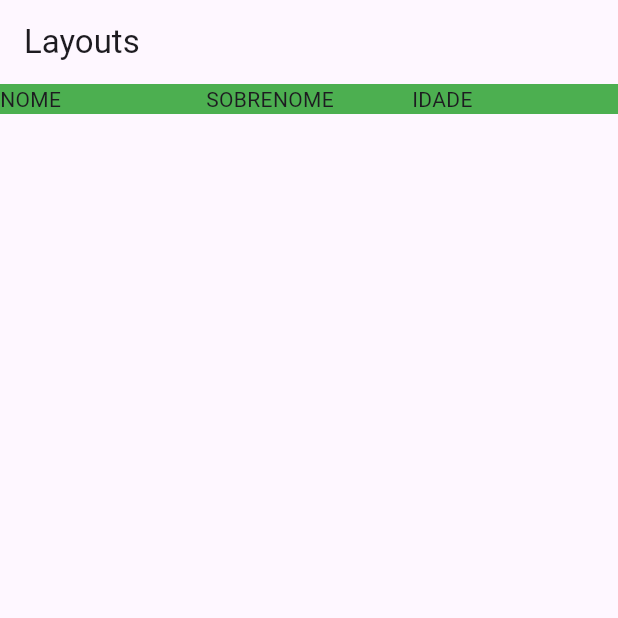
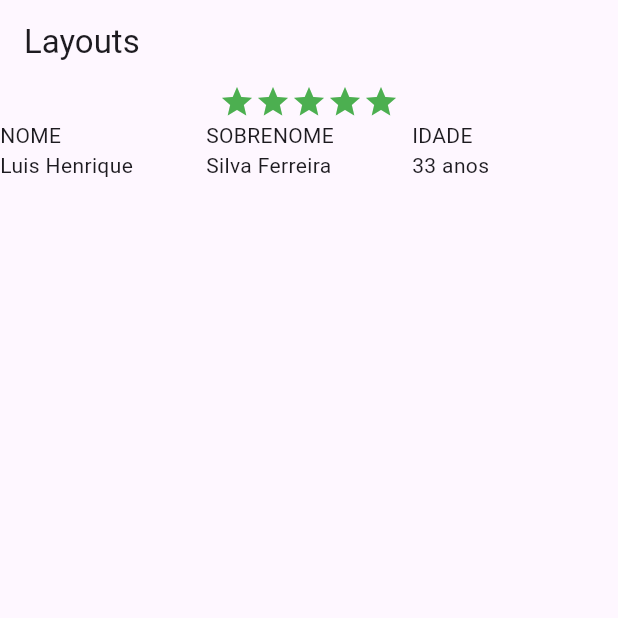
Before and after one commit to Henricknen/Flutter, a Flutter app: the screen it shows after launch, on a phone screen of 412 x 824 dp, the top half of it. Run offline on Flutter 3.47's test engine with Material 3 defaults, Android fonts, the phone set to English and light mode, and no system bars.

Commit message:
utilizando_'Column'_para_permitir_varias_linhas_e_criando_linhas_de_'icones'

```diff
--- a/layouts/lib/main.dart
+++ b/layouts/lib/main.dart
@@ -12,9 +12,20 @@ class MeuApp extends StatelessWidget {
           title: Text('Layouts')
         ),
 
-        body: Container(   // widget 'Container e Center' só é possível adiçionar apenas um filho 'child'
-          color: Colors.green,
-          child: Row(   // 'Row' é uma linha horizontal, que permite inserir quantos itens forem necessários
+        body: Column(
+          children: [
+            Row(
+              mainAxisSize: MainAxisSize.min,   // centraliza a linha de icones no centro da tela
+              children: [
+                Icon(Icons.star, color: Colors.green),    // icone 'estrela'
+                Icon(Icons.star, color: Colors.green),
+                Icon(Icons.star, color: Colors.green),
+                Icon(Icons.star, color: Colors.green),
+                Icon(Icons.star, color: Colors.green)
+              ]
+            ),
+
+            Row(   // 'Row' é uma linha horizontal, que permite inserir quantos itens forem necessários
               children: [
                 Expanded(   // 'Expanded' divide a area pela quantidade de filhos 'child' que 'children' contém
                   child: Container(
@@ -32,7 +43,28 @@ class MeuApp extends StatelessWidget {
                   ),
                 ),
               ],
+            ),
+
+            Row(    // outra linha
+              children: [
+                Expanded(
+                  child: Container(
+                    child: Text('Luis Henrique'),
+                  ),
+                ),
+                Expanded(
+                  child: Container(
+                    child: Text('Silva Ferreira'),
+                  ),
+                ),
+                Expanded(
+                  child: Container(
+                    child: Text('33 anos'),
+                  ),
+                ),
+              ],
             )
+          ]
         )
       )
     );
```
Lines whose indentation alone changed are shown as unchanged.
